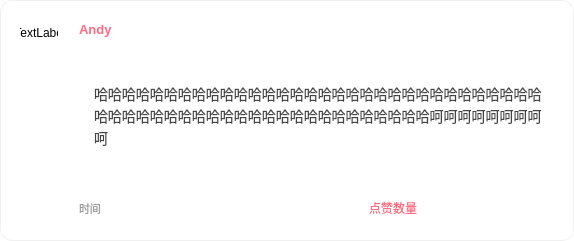
First picture: the form in ui/single_reply.ui, repository FrenchFries-101/frontend, before the edit.
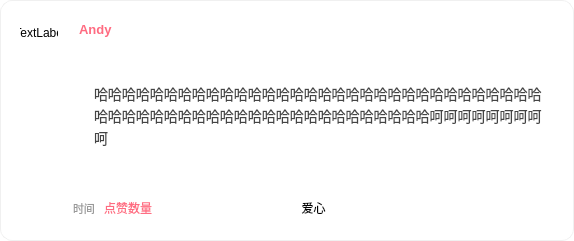
Second picture: the form after the edit. Icons and pictures are not drawn.

Commit message: like function  has completed

```diff
--- a/ui/single_reply.ui
+++ b/ui/single_reply.ui
@@ -30,12 +30,12 @@
 
 QWidget#Form {
 
-    background-color: white;
+background-color: white;
 
-    border-radius: 12px;
-    border: 1px solid #f0f0f0;
+border-radius: 12px;
+border: 1px solid #f0f0f0;
 
-    padding: 10px;
+padding: 10px;
 }
 
 
@@ -52,9 +52,9 @@
 
 QWidget#Form QLabel#name {
 
-    font-size: 13px;
-    font-weight: 600;
-    color: #333333;
+font-size: 13px;
+font-weight: 600;
+color: #333333;
 }
 
 
@@ -69,8 +69,8 @@
 
 QWidget#Form QLabel#time {
 
-    font-size: 11px;
-    color: #999999;
+font-size: 11px;
+color: #999999;
 }
 
 
@@ -78,10 +78,10 @@
 
 QWidget#Form QLabel#label_content {
 
-    font-size: 14px;
-    color: #444444;
-    padding-top: 4px;
-    padding-bottom: 4px;
+font-size: 14px;
+color: #444444;
+padding-top: 4px;
+padding-bottom: 4px;
 }
 
 
@@ -89,36 +89,21 @@
 
 QWidget#Form QLabel#like {
 
-    font-size: 12px;
-    color: #ff6b81;
+font-size: 12px;
+color: #ff6b81;
 }
 
 
-/* ================= Like 按钮 ================= */
-QPushButton#like_btn {
-    background-color: pink;
-    color: white;
-    border-radius: 8px;
 
-	qproperty-icon: url(resources/icons/heart.png);
-    qproperty-iconSize: 20px 20px;
-}
-
-QPushButton#like_btn:hover {
-    background-color: #ff9aa2;
-}
-
-QPushButton#like_btn:pressed {
-    background-color: #ff6f91;
-}
 
 
 /* ================= 子组件透明 ================= */
 
 QWidget#Form * {
 
-    background: transparent;
-}</string>
+background: transparent;
+}
+</string>
   </property>
   <layout class="QHBoxLayout" name="horizontalLayout_4">
    <property name="topMargin">
@@ -200,6 +185,9 @@
        <height>16777215</height>
       </size>
      </property>
+     <property name="styleSheet">
+      <string notr="true"/>
+     </property>
      <layout class="QVBoxLayout" name="verticalLayout" stretch="0,1,0">
       <property name="topMargin">
        <number>4</number>
@@ -339,18 +327,18 @@
           <height>50</height>
          </size>
         </property>
-        <layout class="QHBoxLayout" name="horizontalLayout_2" stretch="0,0,0,0">
+        <layout class="QHBoxLayout" name="horizontalLayout_2" stretch="0,0,1,0">
          <property name="spacing">
           <number>1</number>
          </property>
          <property name="leftMargin">
-          <number>6</number>
+          <number>0</number>
          </property>
          <property name="topMargin">
           <number>0</number>
          </property>
          <property name="rightMargin">
-          <number>6</number>
+          <number>0</number>
          </property>
          <property name="bottomMargin">
           <number>0</number>
@@ -407,6 +395,12 @@
          </item>
          <item>
           <widget class="QPushButton" name="like_button">
+           <property name="sizePolicy">
+            <sizepolicy hsizetype="Expanding" vsizetype="Fixed">
+             <horstretch>0</horstretch>
+             <verstretch>0</verstretch>
+            </sizepolicy>
+           </property>
            <property name="minimumSize">
             <size>
              <width>50</width>
@@ -415,7 +409,7 @@
            </property>
            <property name="maximumSize">
             <size>
-             <width>50</width>
+             <width>1150</width>
              <height>50</height>
             </size>
            </property>
@@ -423,10 +417,26 @@
             <bool>false</bool>
            </property>
            <property name="styleSheet">
-            <string notr="true"/>
+            <string notr="true">/* ================= Like 按钮 ================= */
+QPushButton#like_btn {
+background-color: pink;
+color: white;
+border-radius: 8px;
+padding: 0; 
+margin: 0; 
+border: none; 
+}
+
+QPushButton#like_btn:hover {
+background-color: #ff9aa2;
+}
+
+QPushButton#like_btn:pressed {
+background-color: #ff6f91;
+}</string>
            </property>
            <property name="text">
-            <string/>
+            <string>爱心</string>
            </property>
            <property name="iconSize">
             <size>
```
Left out of the diff: 6 changed lines with no effect on the pictures. The commit also changes 11 other files.
